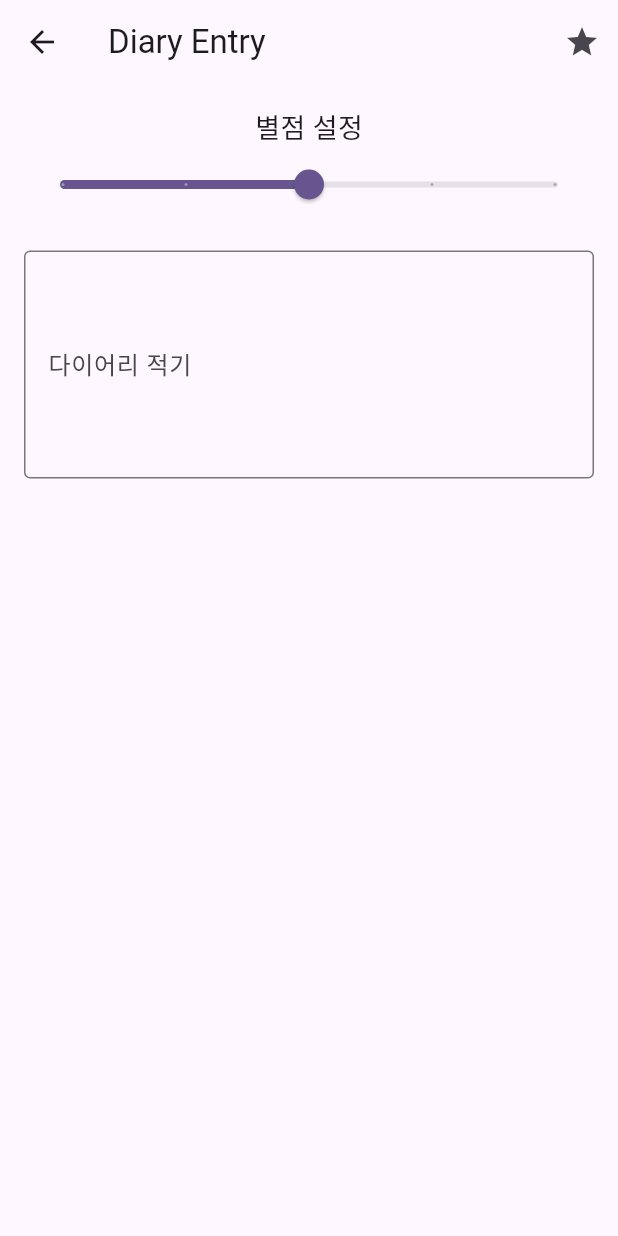
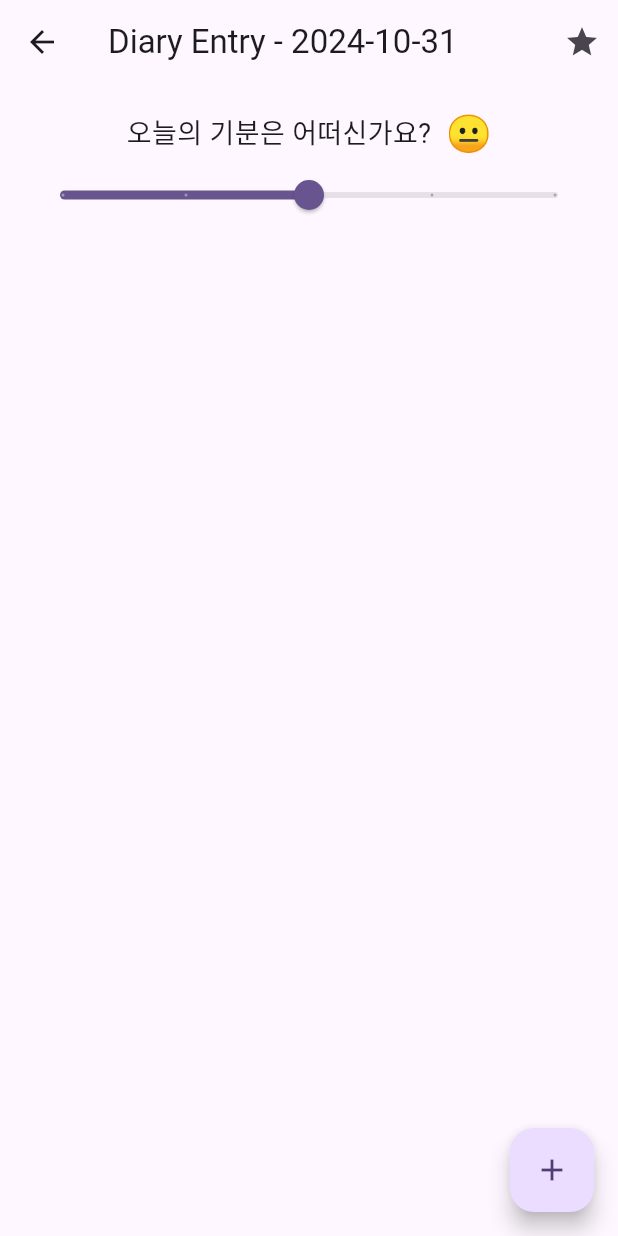
Before and after one commit to JUD210/liferpg_flutter_daireview, a Flutter app: the DiaryDetailPage screen opened by its route, on a phone screen of 412 x 824 dp. Run offline on Flutter 3.47's test engine with Material 3 defaults, Android fonts, the phone set to English and light mode, and no system bars; our stand-ins replace table_calendar.

Commit message:
Feature | diary_detail_page.dart | Add floating button to add note

```diff
--- a/lib/pages/diary_detail_page.dart
+++ b/lib/pages/diary_detail_page.dart
@@ -10,6 +10,7 @@ class DiaryDetailPage extends StatefulWidget {
 class DiaryDetailPageState extends State<DiaryDetailPage> {
   double _rating = 3.0; // Default rating
   final TextEditingController _diaryController = TextEditingController();
+  final List<String> _notes = []; // List to store notes
 
   @override
   void dispose() {
@@ -19,9 +20,12 @@ class DiaryDetailPageState extends State<DiaryDetailPage> {
 
   @override
   Widget build(BuildContext context) {
+    final String date =
+        DateTime.now().toLocal().toString().split(' ')[0]; // Get current date
+
     return Scaffold(
       appBar: AppBar(
-        title: const Text('Diary Entry'),
+        title: Text('Diary Entry - $date'), // Show the date in the title
         actions: [
           IconButton(
             icon: const Icon(Icons.star),
@@ -35,9 +39,19 @@ class DiaryDetailPageState extends State<DiaryDetailPage> {
         padding: const EdgeInsets.all(16.0),
         child: Column(
           children: [
-            const Text(
-              '별점 설정',
-              style: TextStyle(fontSize: 18),
+            Row(
+              mainAxisAlignment: MainAxisAlignment.center,
+              children: [
+                const Text(
+                  '오늘의 기분은 어떠신가요?',
+                  style: TextStyle(fontSize: 18),
+                ),
+                const SizedBox(width: 10),
+                Text(
+                  _getEmojiForRating(_rating), // Display emoji
+                  style: const TextStyle(fontSize: 24),
+                ),
+              ],
             ),
             Slider(
               min: 1,
@@ -51,17 +65,69 @@ class DiaryDetailPageState extends State<DiaryDetailPage> {
               },
             ),
             const SizedBox(height: 20),
-            TextField(
-              controller: _diaryController,
-              decoration: const InputDecoration(
-                labelText: '다이어리 적기',
-                border: OutlineInputBorder(),
+            Expanded(
+              child: ListView.builder(
+                itemCount: _notes.length,
+                itemBuilder: (context, index) {
+                  return ListTile(
+                    title: Text(_notes[index]),
+                  );
+                },
               ),
-              maxLines: 5,
             ),
           ],
         ),
       ),
+      floatingActionButton: FloatingActionButton(
+        onPressed: _addNote,
+        child: const Icon(Icons.add),
+      ),
+    );
+  }
+
+  String _getEmojiForRating(double rating) {
+    final Map<int, String> ratingToEmoji = {
+      1: '😭',
+      2: '😟',
+      3: '😐',
+      4: '🙂',
+      5: '😊',
+    };
+    return ratingToEmoji[rating.toInt()] ?? '❓';
+  }
+
+  void _addNote() {
+    showDialog(
+      context: context,
+      builder: (context) {
+        return AlertDialog(
+          title: const Text('노트 추가하기'),
+          content: TextField(
+            controller: _diaryController,
+            decoration: const InputDecoration(hintText: '노트를 입력하세요'),
+          ),
+          actions: [
+            TextButton(
+              onPressed: () {
+                Navigator.of(context).pop();
+              },
+              child: const Text('취소'),
+            ),
+            TextButton(
+              onPressed: () {
+                if (_diaryController.text.isNotEmpty) {
+                  setState(() {
+                    _notes.add(_diaryController.text);
+                    _diaryController.clear();
+                  });
+                  Navigator.of(context).pop();
+                }
+              },
+              child: const Text('저장'),
+            ),
+          ],
+        );
+      },
     );
   }
 }
```
